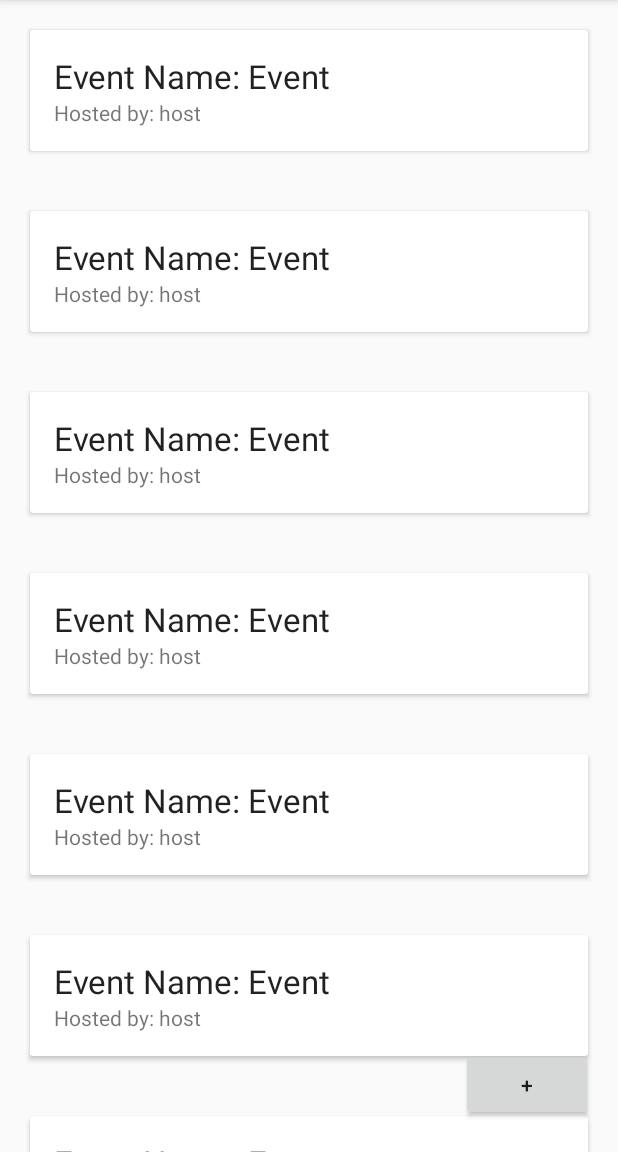
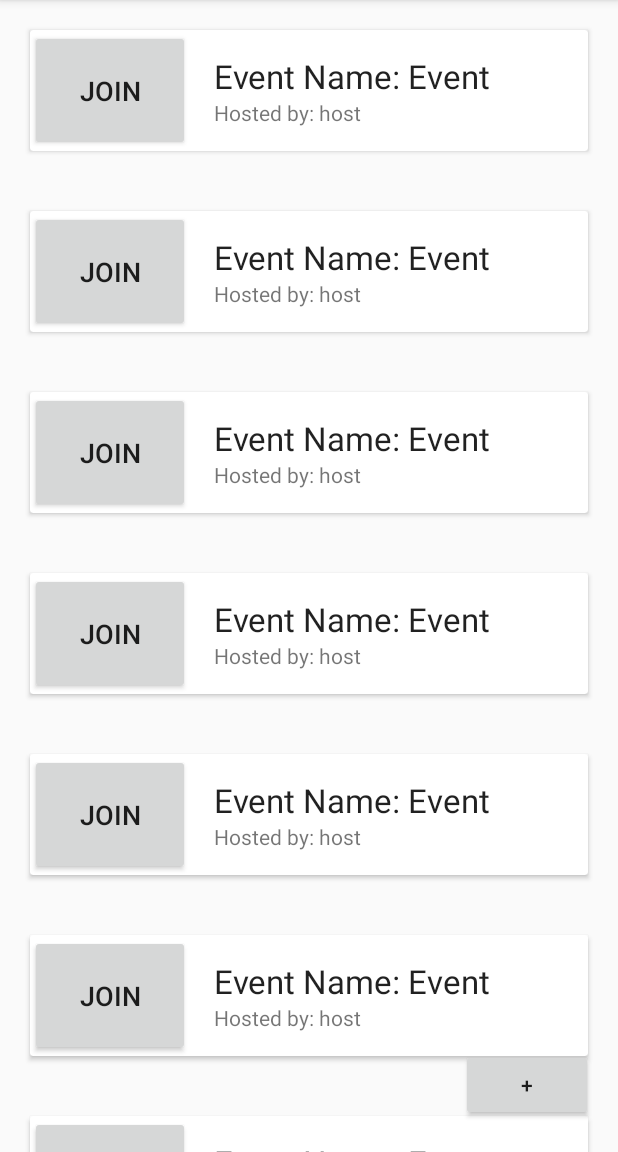
Before and after one commit to rtorres678/Jukify, an Android app: the displayFeedActivity screen opened directly, with no data from a screen before it, on a phone screen of 412 x 824 dp, the part 84-1236 px from its top. Run offline under Robolectric (Android 15) with nearby library versions, the phone set to English and light mode, and no system bars.

Commit message:
did some stuff

```diff
--- a/app/src/main/java/jukify/jukify/Event.java
+++ b/app/src/main/java/jukify/jukify/Event.java
@@ -1,6 +1,8 @@
 package jukify.jukify;
 
-public class Event {
+import java.io.Serializable;
+
+public class Event implements Serializable {
 
     private String name;
     private String host;
@@ -10,6 +12,13 @@ public class Event {
         this.name = name;
         this.host = host;
         this.id = id;
+    }
+
+    public Event(String name)
+    {
+        this.name = name;
+        this.host = "host";
+        this.id = "1234";
     }
 
     public String getName() {
--- a/app/src/main/java/jukify/jukify/MyAdapter.java
+++ b/app/src/main/java/jukify/jukify/MyAdapter.java
@@ -1,9 +1,11 @@
 package jukify.jukify;
 import android.content.Context;
+import android.content.Intent;
 import android.support.v7.widget.RecyclerView;
 import android.view.LayoutInflater;
 import android.view.View;
 import android.view.ViewGroup;
+import android.widget.Button;
 import android.widget.TextView;
 
 
@@ -23,10 +25,12 @@ public class MyAdapter extends RecyclerView.Adapter<MyAdapter.MyViewHolder> {
 
         public TextView textViewName;
         public TextView textViewDesc;
+        public Button joinButton;
         public MyViewHolder(View v) {
             super(v);
             textViewName = (TextView) itemView.findViewById(R.id.TextViewEventName);
             textViewDesc = (TextView) itemView.findViewById(R.id.TextViewEventDescription);
+            joinButton = (Button) itemView.findViewById(R.id.button5);
 
         }
     }
@@ -47,9 +51,19 @@ public class MyAdapter extends RecyclerView.Adapter<MyAdapter.MyViewHolder> {
     @Override
     public void onBindViewHolder(MyViewHolder holder, int position) {
 
-        Event listEvent = listEvents.get(position);
+        final Event listEvent = listEvents.get(position);
         holder.textViewName.setText("Event Name: "+ listEvent.getName());
         holder.textViewDesc.setText("Hosted by: " + listEvent.getHost());
+
+
+        holder.joinButton.setOnClickListener(new View.OnClickListener(){
+            @Override
+            public void onClick(View v) {
+                Intent intent = new Intent(v.getContext(),  Playlist_screen.class);
+                intent.putExtra("Event", listEvent);
+                v.getContext().startActivity(intent);
+            }
+        });
     }
 
     // Return the size of the feed (invoked by the layout manager)
--- a/app/src/main/java/jukify/jukify/Playlist_screen.java
+++ b/app/src/main/java/jukify/jukify/Playlist_screen.java
@@ -8,12 +8,15 @@ import android.support.v7.widget.Toolbar;
 import android.view.View;
 
 public class Playlist_screen extends AppCompatActivity {
+    Event event;
 
     @Override
     protected void onCreate(Bundle savedInstanceState) {
         super.onCreate(savedInstanceState);
         setContentView(R.layout.activity_playlist_screen);
         Toolbar toolbar = (Toolbar) findViewById(R.id.toolbar);
+        event = (Event)getIntent().getSerializableExtra("Event");
+        toolbar.setTitle(event.getName());
         setSupportActionBar(toolbar);
 
         FloatingActionButton fab = (FloatingActionButton) findViewById(R.id.fab);
--- a/app/src/main/java/jukify/jukify/displayFeedActivity.java
+++ b/app/src/main/java/jukify/jukify/displayFeedActivity.java
@@ -46,4 +46,9 @@ public class displayFeedActivity extends AppCompatActivity {
         startActivity(intent);
     }
 
+    public void createEvent(View view) {
+        Intent intent = new Intent(this, newPlaylistScreen.class);
+        startActivity(intent);
+    }
+
 }
--- a/app/src/main/res/layout/activity_display_feed.xml
+++ b/app/src/main/res/layout/activity_display_feed.xml
@@ -26,7 +26,7 @@
         android:layout_marginEnd="8dp"
         android:layout_marginRight="8dp"
         android:layout_marginBottom="8dp"
-        android:onClick="joinEvent"
+        android:onClick="createEvent"
         android:text="@string/createButton"
         app:layout_constraintBottom_toBottomOf="parent"
         app:layout_constraintEnd_toEndOf="@+id/my_recycler_view"
--- a/app/src/main/res/layout/activity_new_playlist_screen.xml
+++ b/app/src/main/res/layout/activity_new_playlist_screen.xml
@@ -7,7 +7,7 @@
     tools:context=".newPlaylistScreen">
 
     <EditText
-        android:id="@+id/editText3"
+        android:id="@+id/newPlaylistName"
         android:layout_width="wrap_content"
         android:layout_height="wrap_content"
         android:layout_marginStart="8dp"
@@ -33,7 +33,7 @@
         android:text="Import"
         app:layout_constraintEnd_toEndOf="parent"
         app:layout_constraintStart_toStartOf="parent"
-        app:layout_constraintTop_toBottomOf="@+id/editText3" />
+        app:layout_constraintTop_toBottomOf="@+id/newPlaylistName" />
 
     <Button
         android:id="@+id/button4"
@@ -44,8 +44,10 @@
         android:layout_marginTop="16dp"
         android:layout_marginEnd="8dp"
         android:layout_marginRight="8dp"
+        android:onClick="createNewPlaylist"
         android:text="Create Playlist"
         app:layout_constraintEnd_toEndOf="parent"
         app:layout_constraintStart_toStartOf="parent"
         app:layout_constraintTop_toBottomOf="@+id/button3" />
+
 </android.support.constraint.ConstraintLayout>
--- a/app/src/main/res/layout/my_text_view.xml
+++ b/app/src/main/res/layout/my_text_view.xml
@@ -1,5 +1,6 @@
 <?xml version="1.0" encoding="utf-8"?>
 <LinearLayout xmlns:android="http://schemas.android.com/apk/res/android"
+    xmlns:tools="http://schemas.android.com/tools"
     android:orientation="vertical"
     android:layout_width="match_parent"
     android:layout_height="wrap_content">
@@ -10,24 +11,40 @@
         android:layout_height="wrap_content">
 
         <LinearLayout
+            android:layout_width="match_parent"
+            android:layout_height="match_parent"
+            android:orientation="horizontal">
+
+            <Button
+                android:id="@+id/button5"
+                android:layout_width="wrap_content"
+                android:layout_height="match_parent"
+                android:layout_weight="1"
+                android:onClick="joinEvent"
+                android:text="JOIN"
+                android:textSize="18sp" />
+
+            <LinearLayout
+                android:layout_width="265dp"
+                android:layout_height="wrap_content"
                 android:orientation="vertical"
-            android:padding="@dimen/text_margin"
-            android:layout_width="match_parent"
-            android:layout_height="wrap_content">
+                android:padding="@dimen/text_margin">
 
                 <TextView
+                    android:id="@+id/TextViewEventName"
                     android:layout_width="match_parent"
                     android:layout_height="wrap_content"
-                android:id="@+id/TextViewEventName"
                     android:text="Event Name Here"
                     android:textAppearance="@style/Base.TextAppearance.AppCompat.Large" />
 
                 <TextView
+                    android:id="@+id/TextViewEventDescription"
                     android:layout_width="match_parent"
                     android:layout_height="wrap_content"
-                android:id="@+id/TextViewEventDescription"
-                android:text="Event Description Here"/>
+                    android:text="Event Description Here" />
             </LinearLayout>
+        </LinearLayout>
+
     </android.support.v7.widget.CardView>
 
 </LinearLayout>
```
Also changed, not shown: app/src/main/java/jukify/jukify/newPlaylistScreen.java (+15 -0 lines). Lines whose indentation alone changed are shown as unchanged.
